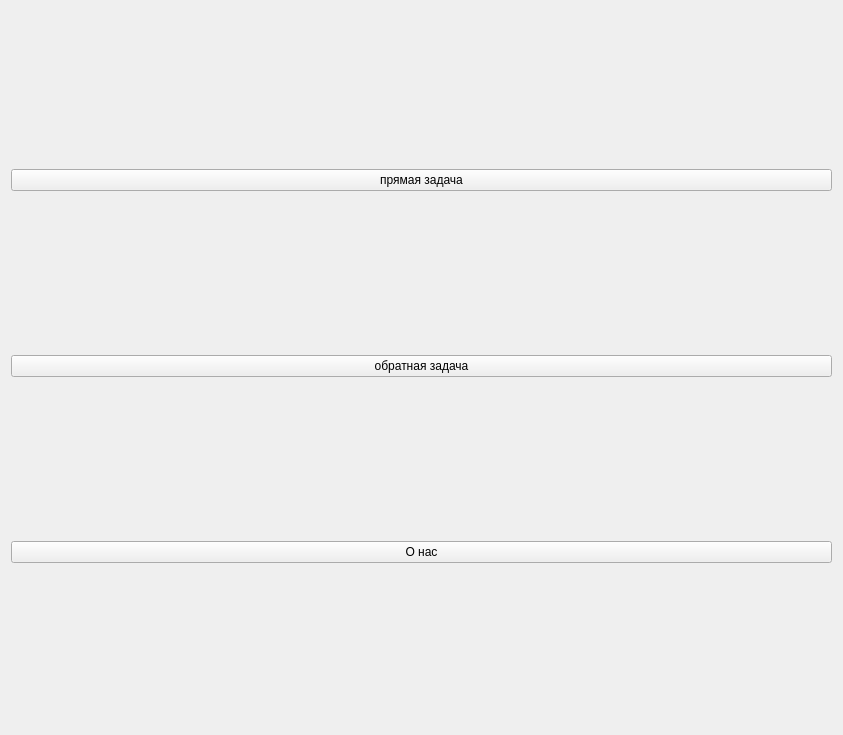
DimPerch/info_project, file UI/start_screen.ui: the form before one commit.
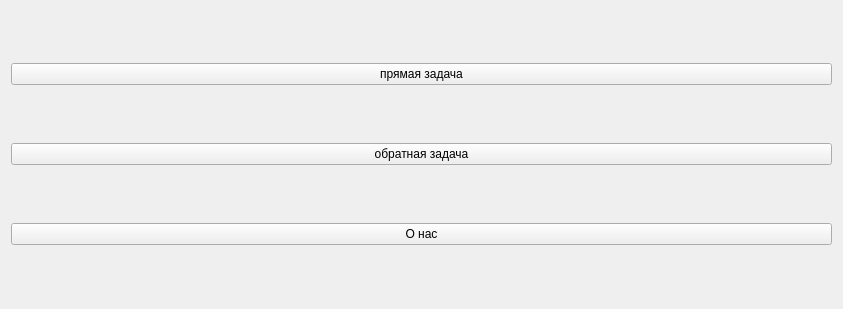
The form after the commit.

Patch:
```diff
--- a/UI/start_screen.ui
+++ b/UI/start_screen.ui
@@ -7,7 +7,7 @@
     <x>0</x>
     <y>0</y>
     <width>843</width>
-    <height>735</height>
+    <height>309</height>
    </rect>
   </property>
   <property name="windowTitle">
```
